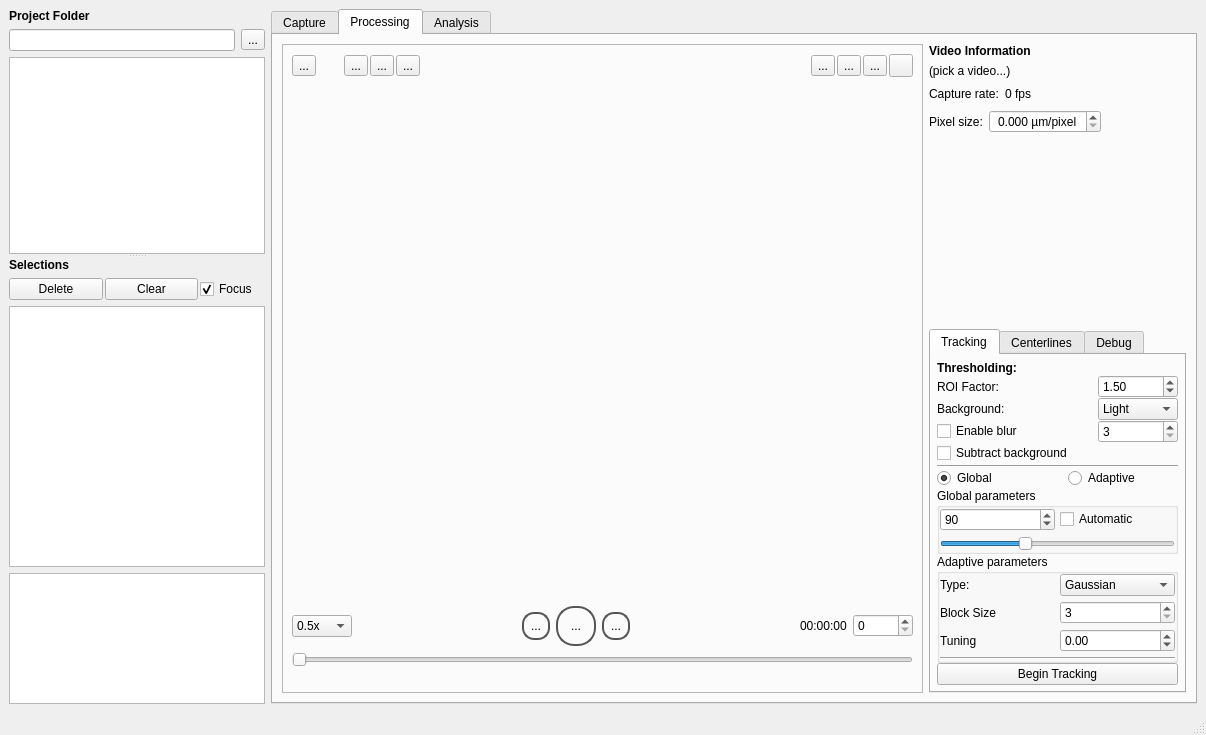
First picture: the form in src/gui/mainwindow.ui, repository adwolfe/yawt, before the edit.
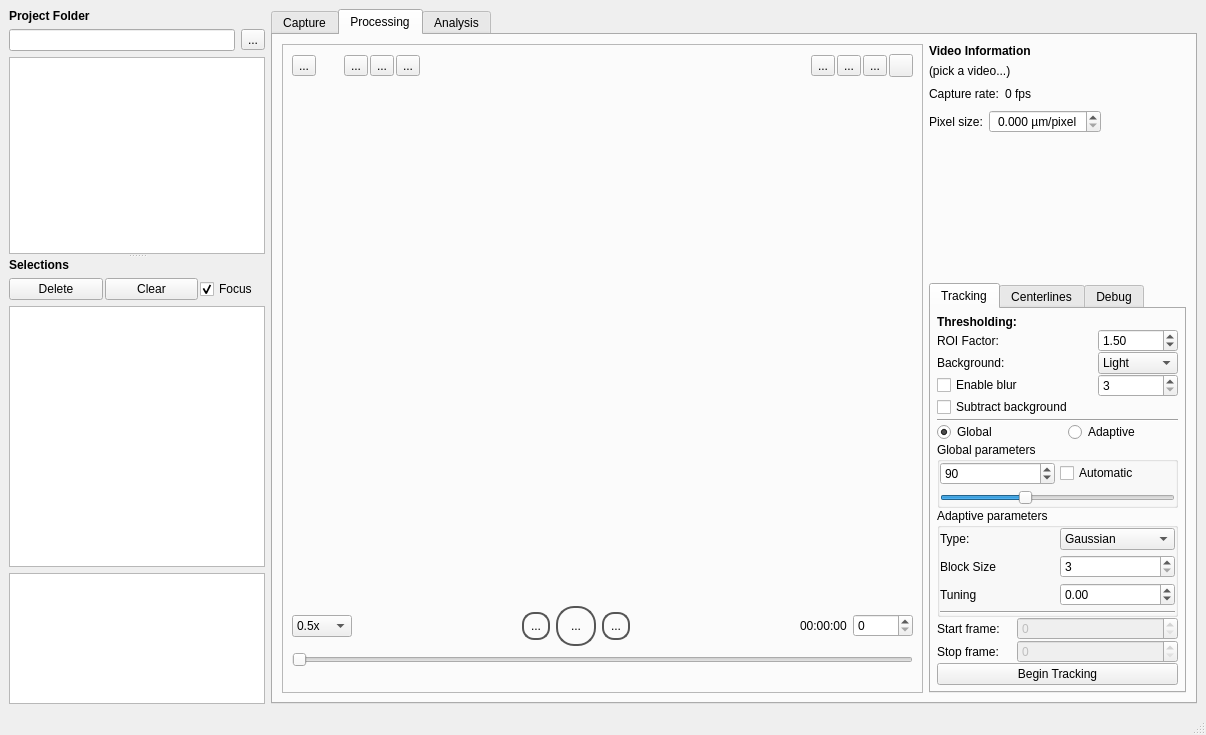
Second picture: the form after the edit. Icons and pictures are not drawn. Custom widgets are drawn as their Qt base class.

Commit message: added time crop for processing fewer frames

```diff
--- a/src/gui/mainwindow.ui
+++ b/src/gui/mainwindow.ui
@@ -1232,7 +1232,7 @@
               <attribute name="title">
                <string>Tracking</string>
               </attribute>
-              <layout class="QGridLayout" name="gridLayout" rowstretch="0,0,0,0,0,0,0,0,0,0,0,0,0,0,0,0,0,0,0,0">
+              <layout class="QGridLayout" name="gridLayout" rowstretch="0,0,0,0,0,0,0,0,0,0,0,0,0,0,0,0,0,0,0,0,0,0">
                <property name="leftMargin">
                 <number>6</number>
                </property>
@@ -1546,7 +1546,33 @@
                  </property>
                 </widget>
                </item>
-               <item row="19" column="0" colspan="3">
+               <item row="19" column="0">
+                <widget class="QLabel" name="startFrameLabel">
+                 <property name="text"><string>Start frame:</string></property>
+                 <property name="buddy"><cstring>startFrameSpinBox</cstring></property>
+                </widget>
+               </item>
+               <item row="19" column="1" colspan="2">
+                <widget class="QSpinBox" name="startFrameSpinBox">
+                 <property name="enabled"><bool>false</bool></property>
+                 <property name="keyboardTracking"><bool>false</bool></property>
+                 <property name="toolTip"><string>First frame to process (inclusive, zero-based).</string></property>
+                </widget>
+               </item>
+               <item row="20" column="0">
+                <widget class="QLabel" name="stopFrameLabel">
+                 <property name="text"><string>Stop frame:</string></property>
+                 <property name="buddy"><cstring>stopFrameSpinBox</cstring></property>
+                </widget>
+               </item>
+               <item row="20" column="1" colspan="2">
+                <widget class="StopFrameSpinBox" name="stopFrameSpinBox">
+                 <property name="enabled"><bool>false</bool></property>
+                 <property name="keyboardTracking"><bool>false</bool></property>
+                 <property name="toolTip"><string>Last frame to process (inclusive, zero-based). Enter a larger number to use the last frame of the video.</string></property>
+                </widget>
+               </item>
+               <item row="21" column="0" colspan="3">
                 <widget class="QPushButton" name="trackingDialogButton">
                  <property name="text">
                   <string>Begin Tracking</string>
@@ -2144,6 +2170,16 @@
   <widget class="QStatusBar" name="statusbar"/>
  </widget>
  <customwidgets>
+  <customwidget>
+   <class>StopFrameSpinBox</class>
+   <extends>QSpinBox</extends>
+   <header>stopframespinbox.h</header>
+  </customwidget>
+  <customwidget>
+   <class>FrameCropSlider</class>
+   <extends>QSlider</extends>
+   <header>framecropslider.h</header>
+  </customwidget>
   <customwidget>
    <class>VideoLoader</class>
    <extends>QWidget</extends>
```
Left out of the diff: 2 changed lines with no effect on the pictures. The commit also changes 15 other files.
